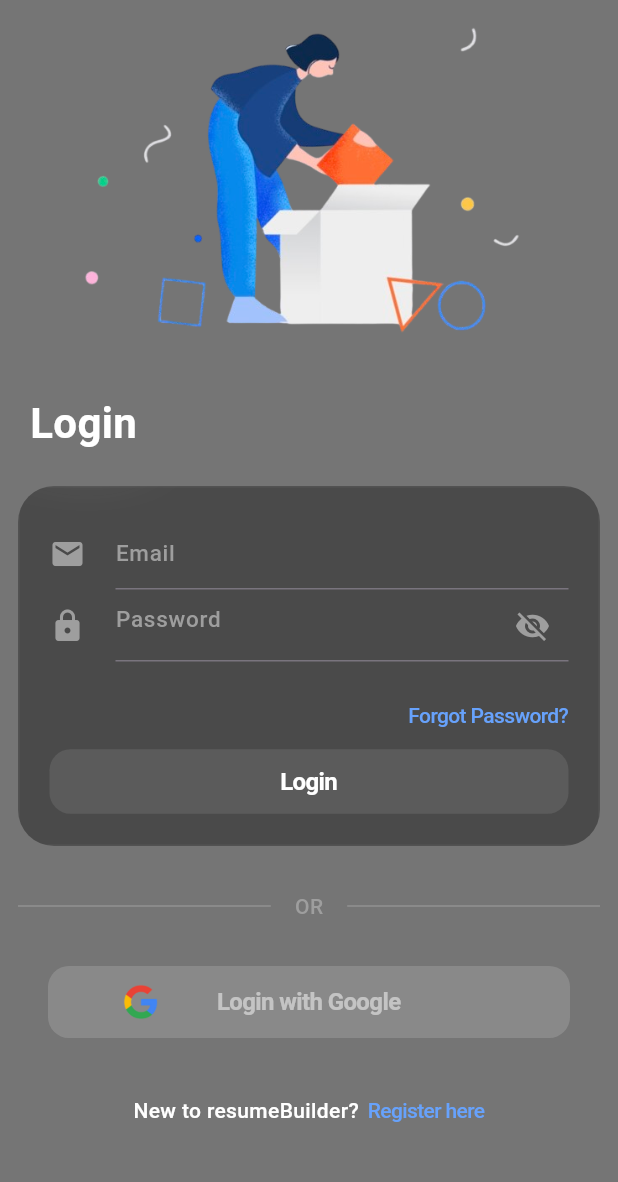
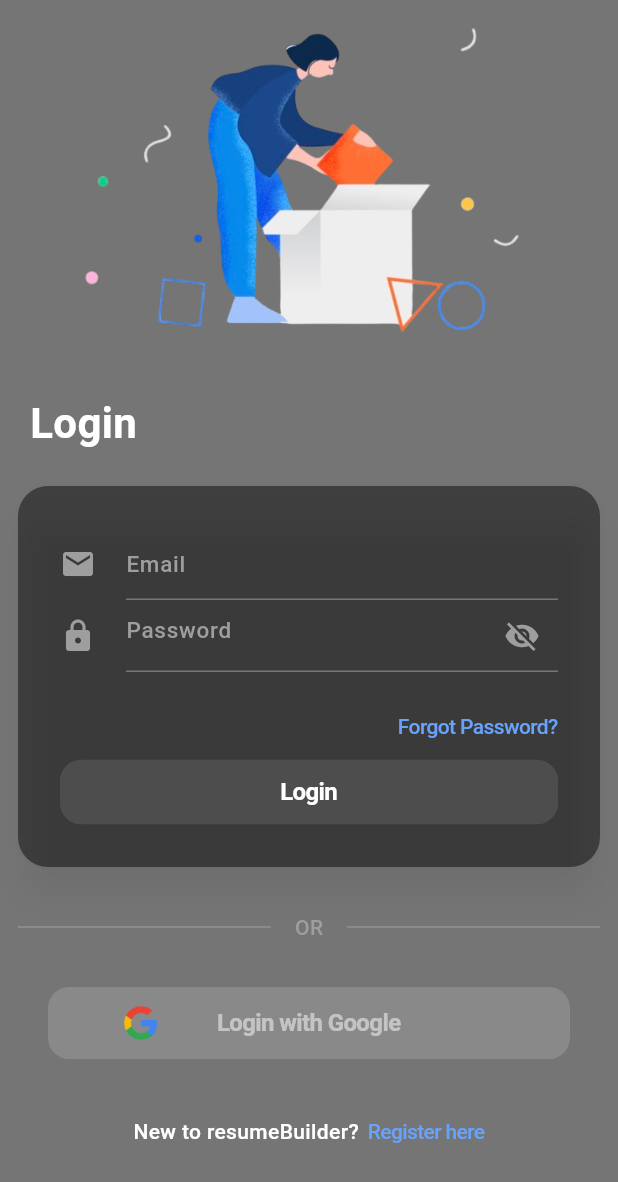
Before and after one commit to Zimil-Patel/resume_builder, a Flutter app: the screen it shows after launch, on a phone screen of 412 x 824 dp. Shown: the top 1182 px of the screen. Run offline on Flutter 3.47's test engine with Material 3 defaults, Android fonts, the phone set to English and light mode, and no system bars; drawn by our look-alikes of blurrycontainer; our stand-ins replace google_fonts.

Commit message:
06-03-2024

```diff
--- a/lib/screens/login_register/login_screen.dart
+++ b/lib/screens/login_register/login_screen.dart
@@ -3,7 +3,7 @@ import 'package:flutter/material.dart';
 import 'package:google_fonts/google_fonts.dart';
 import 'package:resume_builder/util/colors/container.dart';
 import 'package:resume_builder/util/colors/texts.dart';
-import 'package:resume_builder/util/ui_stuff/blur.dart';
+import 'package:blurrycontainer/blurrycontainer.dart';
 
 late double height;
 late double width;
@@ -94,9 +94,12 @@ class _LoginScreenState extends State<LoginScreen> {
         ),
 
         //email pass textbox
-        BlurBox(
-            blur: 20,
-            opacity: 0.1,
+        BlurryContainer(
+          blur: 5,
+          elevation: 10,
+          color: Colors.grey.withOpacity(0.1),
+          padding: const EdgeInsets.all(8),
+          borderRadius: const BorderRadius.all(Radius.circular(20)),
           child: Container(
             width: width,
             padding: const EdgeInsets.symmetric(vertical: 20, horizontal: 20),
@@ -159,8 +162,8 @@ class _LoginScreenState extends State<LoginScreen> {
                         style: inputTextStyle(),
                         decoration: InputDecoration(
                           hintText: 'Password',
-                            hintStyle: const TextStyle(
-                                fontSize: 15, color: Colors.grey),
+                          hintStyle:
+                              const TextStyle(fontSize: 15, color: Colors.grey),
                           suffixIcon: GestureDetector(
                             onTap: () {
                               setState(() {
@@ -209,7 +212,8 @@ class _LoginScreenState extends State<LoginScreen> {
                 loginBtn(),
               ],
             ),
-            ))
+          ),
+        )
       ],
     );
   }
--- a/pubspec.yaml
+++ b/pubspec.yaml
@@ -38,6 +38,7 @@ dependencies:
   cupertino_icons: ^1.0.6
 
 dev_dependencies:
+  blurrycontainer: 1.0.2
   flutter_test:
     sdk: flutter
 
```
Also changed, not shown: pubspec.lock, snaps/snp1.png (added). Lines whose indentation alone changed are shown as unchanged.
